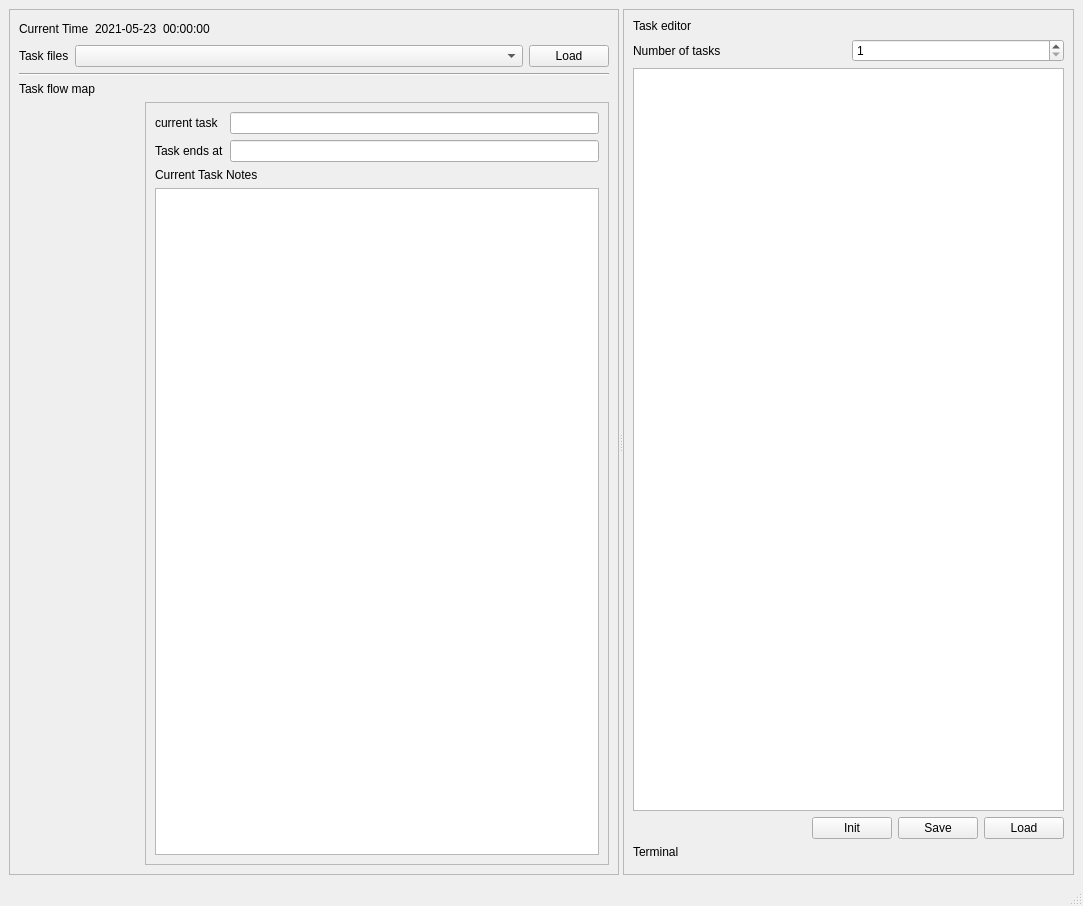
Above: task_manager.ui from jackey-qiu/Task_Manager before the change. Below: the same form after it.
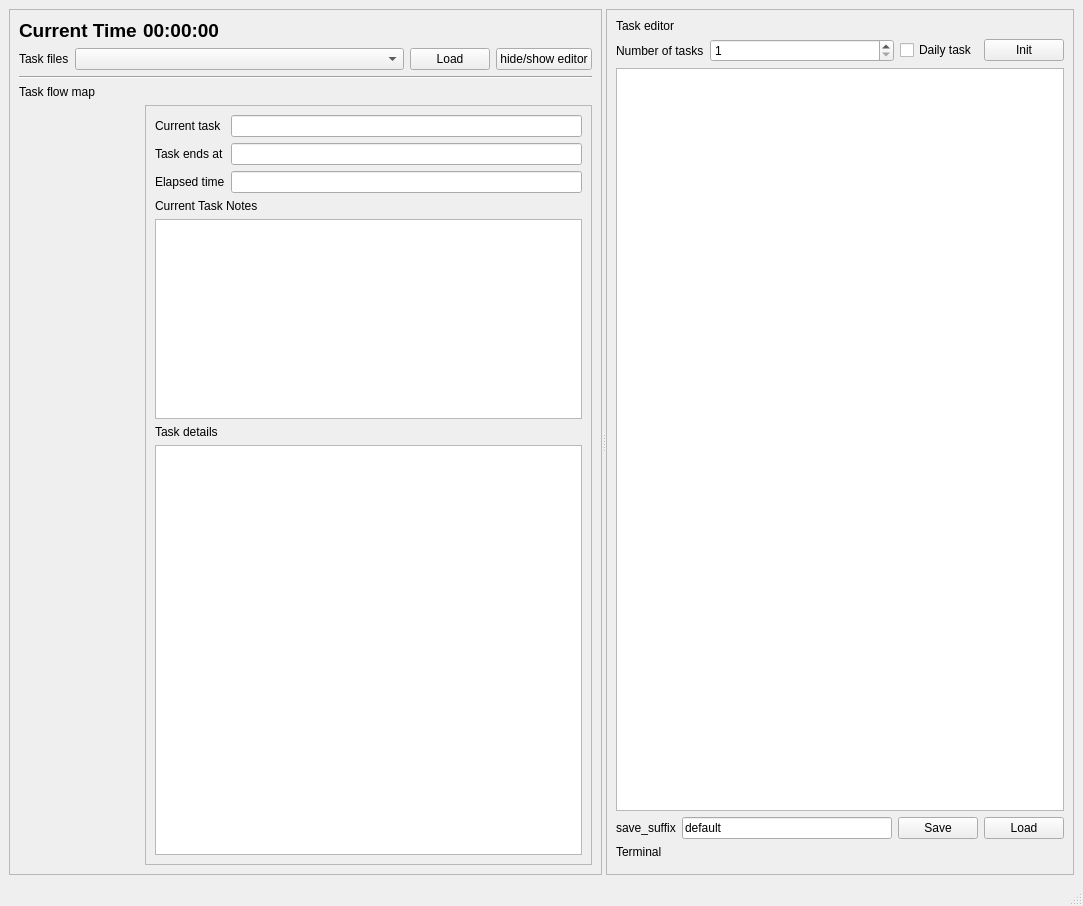
That is the form after the change. Custom widgets are drawn as their Qt base class.

```diff
--- a/task_manager.ui
+++ b/task_manager.ui
@@ -38,24 +38,18 @@
               <verstretch>0</verstretch>
              </sizepolicy>
             </property>
+            <property name="font">
+             <font>
+              <pointsize>14</pointsize>
+              <weight>75</weight>
+              <bold>true</bold>
+             </font>
+            </property>
             <property name="text">
              <string>Current Time</string>
             </property>
            </widget>
           </item>
-          <item>
-           <widget class="QLabel" name="label_date">
-            <property name="sizePolicy">
-             <sizepolicy hsizetype="Fixed" vsizetype="Preferred">
-              <horstretch>0</horstretch>
-              <verstretch>0</verstretch>
-             </sizepolicy>
-            </property>
-            <property name="text">
-             <string>2021-05-23</string>
-            </property>
-           </widget>
-          </item>
           <item>
            <widget class="QLabel" name="label_time">
             <property name="sizePolicy">
@@ -64,6 +58,13 @@
               <verstretch>0</verstretch>
              </sizepolicy>
             </property>
+            <property name="font">
+             <font>
+              <pointsize>14</pointsize>
+              <weight>75</weight>
+              <bold>true</bold>
+             </font>
+            </property>
             <property name="text">
              <string>00:00:00</string>
             </property>
@@ -100,7 +101,14 @@
            </widget>
           </item>
           <item>
-           <widget class="QComboBox" name="comboBox"/>
+           <widget class="QComboBox" name="comboBox_task_files">
+            <property name="minimumSize">
+             <size>
+              <width>200</width>
+              <height>0</height>
+             </size>
+            </property>
+           </widget>
           </item>
           <item>
            <widget class="QPushButton" name="pushButton">
@@ -115,6 +123,19 @@
             </property>
            </widget>
           </item>
+          <item>
+           <widget class="QPushButton" name="pushButton_show_hide">
+            <property name="sizePolicy">
+             <sizepolicy hsizetype="Fixed" vsizetype="Fixed">
+              <horstretch>0</horstretch>
+              <verstretch>0</verstretch>
+             </sizepolicy>
+            </property>
+            <property name="text">
+             <string>hide/show editor</string>
+            </property>
+           </widget>
+          </item>
          </layout>
         </item>
         <item>
@@ -153,17 +174,14 @@
             </property>
             <layout class="QVBoxLayout" name="verticalLayout">
              <item>
-              <layout class="QFormLayout" name="formLayout">
+              <layout class="QGridLayout" name="gridLayout">
                <item row="0" column="0">
                 <widget class="QLabel" name="label_4">
                  <property name="text">
-                  <string>current task</string>
+                  <string>Current task</string>
                  </property>
                 </widget>
                </item>
-               <item row="0" column="1">
-                <widget class="QLineEdit" name="lineEdit_current_task"/>
-               </item>
                <item row="1" column="0">
                 <widget class="QLabel" name="label_5">
                  <property name="text">
@@ -174,6 +192,23 @@
                <item row="1" column="1">
                 <widget class="QLineEdit" name="lineEdit_end"/>
                </item>
+               <item row="2" column="0">
+                <widget class="QLabel" name="label_11">
+                 <property name="text">
+                  <string>Elapsed time</string>
+                 </property>
+                </widget>
+               </item>
+               <item row="2" column="1">
+                <widget class="QLineEdit" name="lineEdit_task_lasting"/>
+               </item>
+               <item row="0" column="1">
+                <layout class="QHBoxLayout" name="horizontalLayout_6">
+                 <item>
+                  <widget class="QLineEdit" name="lineEdit_current_task"/>
+                 </item>
+                </layout>
+               </item>
               </layout>
              </item>
              <item>
@@ -187,12 +222,22 @@
               <widget class="QTextEdit" name="textEdit">
                <property name="maximumSize">
                 <size>
-                 <width>16777215</width>
-                 <height>20000</height>
+                 <width>1000000</width>
+                 <height>200</height>
                 </size>
                </property>
               </widget>
              </item>
+             <item>
+              <widget class="QLabel" name="label_6">
+               <property name="text">
+                <string>Task details</string>
+               </property>
+              </widget>
+             </item>
+             <item>
+              <widget class="QTableView" name="tableView_task_details"/>
+             </item>
             </layout>
            </widget>
           </item>
@@ -219,6 +264,12 @@
          <layout class="QHBoxLayout" name="horizontalLayout_4">
           <item>
            <widget class="QLabel" name="label_9">
+            <property name="sizePolicy">
+             <sizepolicy hsizetype="Fixed" vsizetype="Preferred">
+              <horstretch>0</horstretch>
+              <verstretch>0</verstretch>
+             </sizepolicy>
+            </property>
             <property name="text">
              <string>Number of tasks</string>
             </property>
@@ -231,35 +282,55 @@
             </property>
            </widget>
           </item>
-         </layout>
-        </item>
-        <item>
-         <widget class="QTableView" name="tableView_task"/>
-        </item>
-        <item>
-         <layout class="QHBoxLayout" name="horizontalLayout_5">
           <item>
-           <spacer name="horizontalSpacer_2">
-            <property name="orientation">
-             <enum>Qt::Horizontal</enum>
+           <widget class="QCheckBox" name="checkBox_daily">
+            <property name="sizePolicy">
+             <sizepolicy hsizetype="Fixed" vsizetype="Fixed">
+              <horstretch>0</horstretch>
+              <verstretch>0</verstretch>
+             </sizepolicy>
             </property>
-            <property name="sizeHint" stdset="0">
-             <size>
-              <width>40</width>
-              <height>20</height>
-             </size>
+            <property name="text">
+             <string>Daily task</string>
             </property>
-           </spacer>
+           </widget>
           </item>
           <item>
            <widget class="QPushButton" name="pushButton_init">
+            <property name="sizePolicy">
+             <sizepolicy hsizetype="Fixed" vsizetype="Fixed">
+              <horstretch>0</horstretch>
+              <verstretch>0</verstretch>
+             </sizepolicy>
+            </property>
             <property name="text">
              <string>Init</string>
             </property>
            </widget>
           </item>
+         </layout>
+        </item>
+        <item>
+         <widget class="QTableView" name="tableView_task"/>
+        </item>
+        <item>
+         <layout class="QHBoxLayout" name="horizontalLayout_5">
           <item>
-           <widget class="QPushButton" name="pushButton_3">
+           <widget class="QLabel" name="label_12">
+            <property name="text">
+             <string>save_suffix</string>
+            </property>
+           </widget>
+          </item>
+          <item>
+           <widget class="QLineEdit" name="lineEdit_suffix">
+            <property name="text">
+             <string>default</string>
+            </property>
+           </widget>
+          </item>
+          <item>
+           <widget class="QPushButton" name="pushButton_save">
             <property name="text">
              <string>Save</string>
             </property>
```
Left out of the diff: 2 changed lines with no effect on the pictures.
